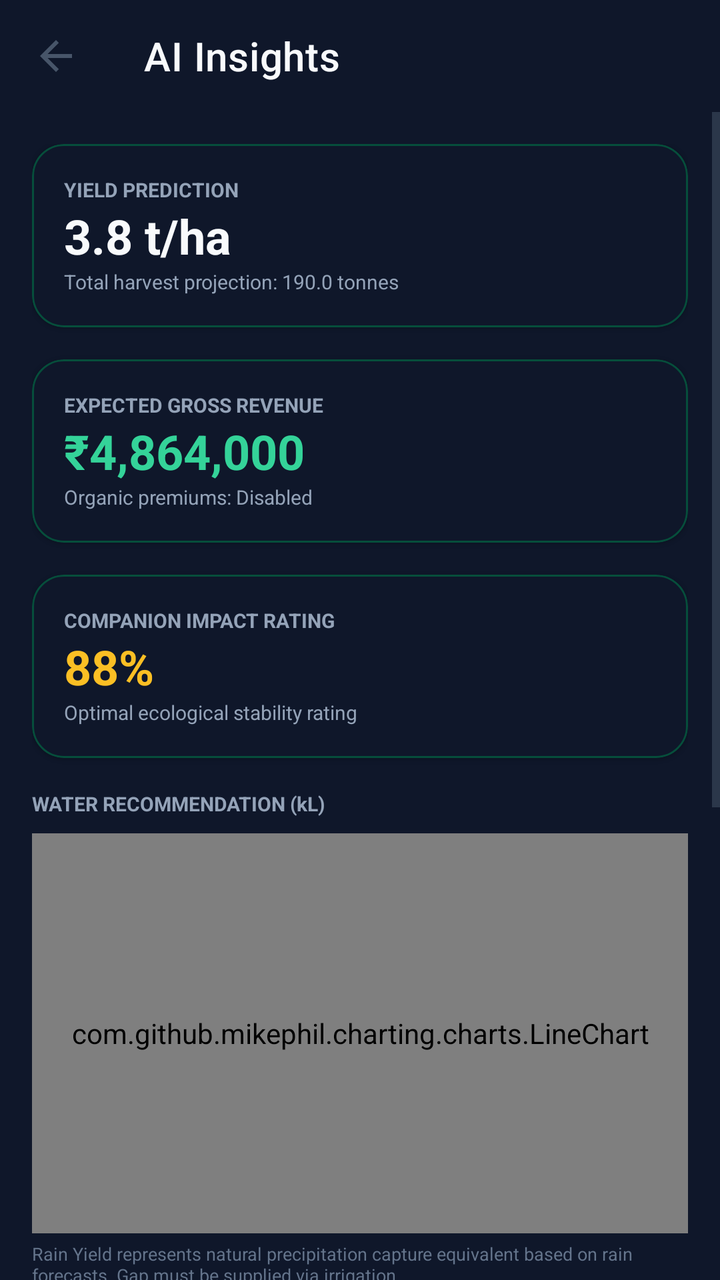
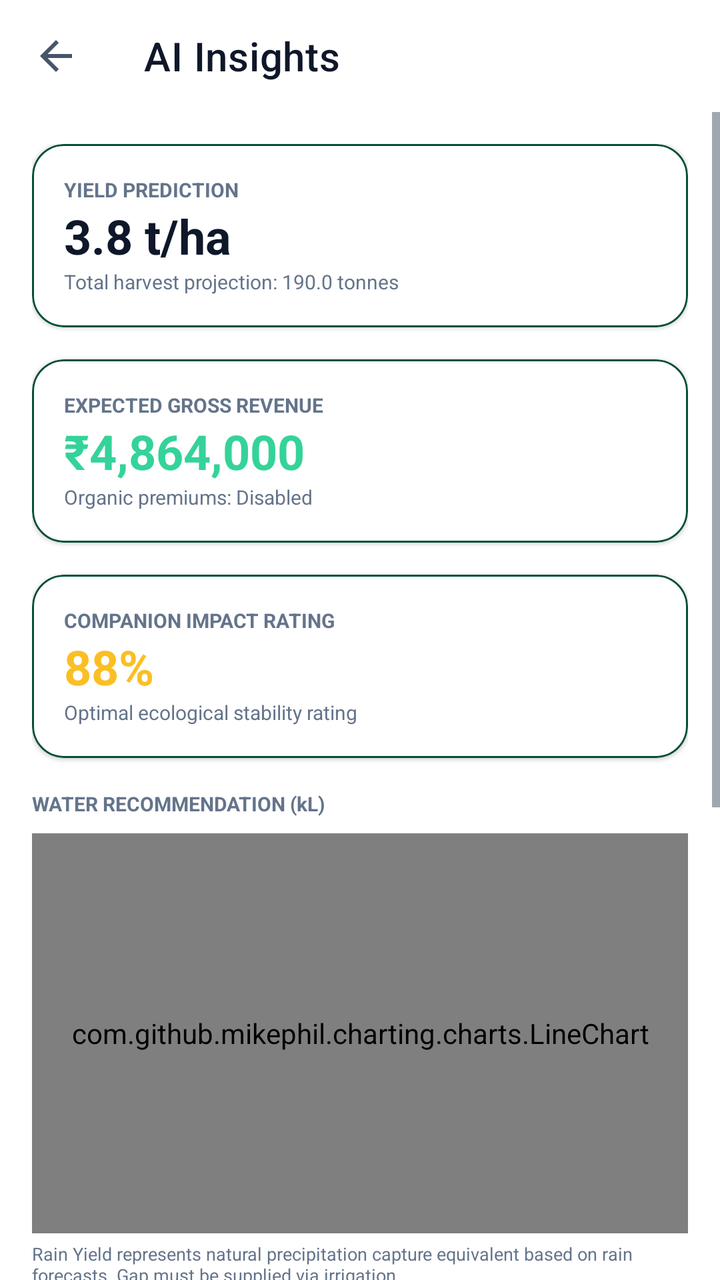

An Android layout rendered at two revisions. The XML below is the earlier revision; the diff shows what the commit changed to produce the second picture.
<!-- AndroidManifest.xml: application theme AppTheme -->
<!-- res/layout/fragment_insights.xml -->
<?xml version="1.0" encoding="utf-8"?>
<androidx.constraintlayout.widget.ConstraintLayout xmlns:android="http://schemas.android.com/apk/res/android"
    xmlns:app="http://schemas.android.com/apk/res-auto"
    android:layout_width="match_parent"
    android:layout_height="match_parent"
    android:background="#0f172a">

    <com.google.android.material.appbar.AppBarLayout
        android:id="@+id/appBarLayout"
        android:layout_width="match_parent"
        android:layout_height="wrap_content"
        android:background="#0f172a"
        app:elevation="0dp"
        app:layout_constraintTop_toTopOf="parent">

        <androidx.appcompat.widget.Toolbar
            android:id="@+id/toolbar"
            android:layout_width="match_parent"
            android:layout_height="?attr/actionBarSize"
            app:title="AI Insights"
            app:titleTextColor="#f8fafc"
            app:navigationIcon="?attr/homeAsUpIndicator" />
    </com.google.android.material.appbar.AppBarLayout>

    <ScrollView
        android:layout_width="match_parent"
        android:layout_height="0dp"
        app:layout_constraintBottom_toBottomOf="parent"
        app:layout_constraintTop_toBottomOf="@id/appBarLayout">

        <LinearLayout
            android:layout_width="match_parent"
            android:layout_height="wrap_content"
            android:orientation="vertical"
            android:padding="16dp">

            
            <com.google.android.material.card.MaterialCardView
                android:layout_width="match_parent"
                android:layout_height="wrap_content"
                android:layout_marginBottom="16dp"
                app:cardBackgroundColor="#0f172a"
                app:cardCornerRadius="16dp"
                app:strokeColor="#064e3b"
                app:strokeWidth="1dp">
                <LinearLayout
                    android:layout_width="match_parent"
                    android:layout_height="wrap_content"
                    android:orientation="vertical"
                    android:padding="16dp">
                    <TextView
                        android:layout_width="wrap_content"
                        android:layout_height="wrap_content"
                        android:text="YIELD PREDICTION"
                        android:textColor="#94a3b8"
                        android:textSize="10sp"
                        android:textStyle="bold" />
                    <TextView
                        android:id="@+id/tvYield"
                        android:layout_width="wrap_content"
                        android:layout_height="wrap_content"
                        android:text="3.8 t/ha"
                        android:textColor="#f8fafc"
                        android:textSize="24sp"
                        android:textStyle="bold" />
                    <TextView
                        android:id="@+id/tvTotalYield"
                        android:layout_width="wrap_content"
                        android:layout_height="wrap_content"
                        android:text="Total harvest projection: 190.0 tonnes"
                        android:textColor="#94a3b8"
                        android:textSize="10sp" />
                </LinearLayout>
            </com.google.android.material.card.MaterialCardView>

            
            <com.google.android.material.card.MaterialCardView
                android:layout_width="match_parent"
                android:layout_height="wrap_content"
                android:layout_marginBottom="16dp"
                app:cardBackgroundColor="#0f172a"
                app:cardCornerRadius="16dp"
                app:strokeColor="#064e3b"
                app:strokeWidth="1dp">
                <LinearLayout
                    android:layout_width="match_parent"
                    android:layout_height="wrap_content"
                    android:orientation="vertical"
                    android:padding="16dp">
                    <TextView
                        android:layout_width="wrap_content"
                        android:layout_height="wrap_content"
                        android:text="EXPECTED GROSS REVENUE"
                        android:textColor="#94a3b8"
                        android:textSize="10sp"
                        android:textStyle="bold" />
                    <TextView
                        android:id="@+id/tvRevenue"
                        android:layout_width="wrap_content"
                        android:layout_height="wrap_content"
                        android:text="₹4,864,000"
                        android:textColor="#34d399"
                        android:textSize="24sp"
                        android:textStyle="bold" />
                    <TextView
                        android:id="@+id/tvPremium"
                        android:layout_width="wrap_content"
                        android:layout_height="wrap_content"
                        android:text="Organic premiums: Disabled"
                        android:textColor="#94a3b8"
                        android:textSize="10sp" />
                </LinearLayout>
            </com.google.android.material.card.MaterialCardView>

            
            <com.google.android.material.card.MaterialCardView
                android:layout_width="match_parent"
                android:layout_height="wrap_content"
                android:layout_marginBottom="16dp"
                app:cardBackgroundColor="#0f172a"
                app:cardCornerRadius="16dp"
                app:strokeColor="#064e3b"
                app:strokeWidth="1dp">
                <LinearLayout
                    android:layout_width="match_parent"
                    android:layout_height="wrap_content"
                    android:orientation="vertical"
                    android:padding="16dp">
                    <TextView
                        android:layout_width="wrap_content"
                        android:layout_height="wrap_content"
                        android:text="COMPANION IMPACT RATING"
                        android:textColor="#94a3b8"
                        android:textSize="10sp"
                        android:textStyle="bold" />
                    <TextView
                        android:id="@+id/tvCompanionImpact"
                        android:layout_width="wrap_content"
                        android:layout_height="wrap_content"
                        android:text="88%"
                        android:textColor="#fbbf24"
                        android:textSize="24sp"
                        android:textStyle="bold" />
                    <TextView
                        android:layout_width="wrap_content"
                        android:layout_height="wrap_content"
                        android:text="Optimal ecological stability rating"
                        android:textColor="#94a3b8"
                        android:textSize="10sp" />
                </LinearLayout>
            </com.google.android.material.card.MaterialCardView>

            
            <TextView
                android:layout_width="wrap_content"
                android:layout_height="wrap_content"
                android:text="WATER RECOMMENDATION (kL)"
                android:textColor="#94a3b8"
                android:textSize="10sp"
                android:textStyle="bold"
                android:layout_marginBottom="8dp"/>
            
            <com.github.mikephil.charting.charts.LineChart
                android:id="@+id/waterLineChart"
                android:layout_width="match_parent"
                android:layout_height="200dp"
                android:layout_marginBottom="4dp" />
                
            <TextView
                android:layout_width="wrap_content"
                android:layout_height="wrap_content"
                android:text="Rain Yield represents natural precipitation capture equivalent based on rain forecasts. Gap must be supplied via irrigation."
                android:textColor="#64748b"
                android:textSize="9sp"
                android:layout_marginBottom="16dp"/>

            
            <TextView
                android:layout_width="wrap_content"
                android:layout_height="wrap_content"
                android:text="BIOLOGICAL RISK ASSESSMENT"
                android:textColor="#94a3b8"
                android:textSize="10sp"
                android:textStyle="bold"
                android:layout_marginBottom="8dp"/>
                
            <LinearLayout
                android:layout_width="match_parent"
                android:layout_height="wrap_content"
                android:orientation="horizontal"
                android:weightSum="2"
                android:layout_marginBottom="8dp">
                
                <LinearLayout
                    android:layout_width="0dp"
                    android:layout_height="wrap_content"
                    android:layout_weight="1"
                    android:orientation="vertical"
                    android:gravity="center">
                    <ProgressBar
                        android:id="@+id/pestRiskProgress"
                        style="?android:attr/progressBarStyleHorizontal"
                        android:layout_width="80dp"
                        android:layout_height="80dp"
                        android:progressDrawable="@drawable/bg_nutrient_progress"
                        android:max="100"
                        android:progress="65" />
                    <TextView
                        android:layout_width="wrap_content"
                        android:layout_height="wrap_content"
                        android:text="Pest Risk"
                        android:textColor="#f8fafc"
                        android:textSize="12sp" />
                </LinearLayout>

                <LinearLayout
                    android:layout_width="0dp"
                    android:layout_height="wrap_content"
                    android:layout_weight="1"
                    android:orientation="vertical"
                    android:gravity="center">
                    <ProgressBar
                        android:id="@+id/diseaseRiskProgress"
                        style="?android:attr/progressBarStyleHorizontal"
                        android:layout_width="80dp"
                        android:layout_height="80dp"
                        android:progressDrawable="@drawable/bg_nutrient_progress"
                        android:max="100"
                        android:progress="45" />
                    <TextView
                        android:layout_width="wrap_content"
                        android:layout_height="wrap_content"
                        android:text="Disease Risk"
                        android:textColor="#f8fafc"
                        android:textSize="12sp" />
                </LinearLayout>
            </LinearLayout>

            <LinearLayout
                android:layout_width="match_parent"
                android:layout_height="wrap_content"
                android:orientation="vertical"
                android:background="#020617"
                android:padding="12dp"
                android:layout_marginBottom="16dp">
                <TextView
                    android:layout_width="wrap_content"
                    android:layout_height="wrap_content"
                    android:text="WEATHER IMPACT"
                    android:textColor="#cbd5e1"
                    android:textSize="9sp"
                    android:textStyle="bold" />
                <TextView
                    android:id="@+id/tvWeatherImpact"
                    android:layout_width="wrap_content"
                    android:layout_height="wrap_content"
                    android:text="Elevated humidity levels combined with temperature spikes stimulate pest propagation cycles. Keep companion traps in place."
                    android:textColor="#64748b"
                    android:textSize="10sp"
                    android:layout_marginTop="4dp"/>
            </LinearLayout>

            
            <com.google.android.material.card.MaterialCardView
                android:layout_width="match_parent"
                android:layout_height="wrap_content"
                android:layout_marginBottom="16dp"
                app:cardBackgroundColor="#022c22"
                app:cardCornerRadius="16dp"
                app:strokeColor="#065f46"
                app:strokeWidth="1dp">
                <LinearLayout
                    android:layout_width="match_parent"
                    android:layout_height="wrap_content"
                    android:orientation="vertical"
                    android:padding="16dp">
                    <TextView
                        android:layout_width="wrap_content"
                        android:layout_height="wrap_content"
                        android:text="NUTRIENT RECOMMENDATION"
                        android:textColor="#e2e8f0"
                        android:textSize="12sp"
                        android:textStyle="bold" />
                    <TextView
                        android:layout_width="wrap_content"
                        android:layout_height="wrap_content"
                        android:text="Based on soil chemistry profiles, a Nitrogen deficit is expected in 14 days unless organic topdressing is applied."
                        android:textColor="#94a3b8"
                        android:textSize="10sp"
                        android:layout_marginTop="4dp"
                        android:layout_marginBottom="12dp"/>
                    <Button
                        android:id="@+id/btnOpenNutrientGuide"
                        android:layout_width="wrap_content"
                        android:layout_height="wrap_content"
                        android:text="OPEN NUTRIENT GUIDE"
                        android:textSize="10sp"
                        android:textColor="#34d399"
                        android:backgroundTint="#064e3b" />
                </LinearLayout>
            </com.google.android.material.card.MaterialCardView>

        </LinearLayout>
    </ScrollView>
</androidx.constraintlayout.widget.ConstraintLayout>
<!-- resources referenced by this layout -->
<resources>
  <!-- drawable bg_nutrient_progress (drawable) -->
  <?xml version="1.0" encoding="utf-8"?>
  <layer-list xmlns:android="http://schemas.android.com/apk/res/android">
      <item android:id="@android:id/background">
          <shape>
              <corners android:radius="4dp" />
              <solid android:color="#0f172a" />
          </shape>
      </item>
      <item android:id="@android:id/progress">
          <clip>
              <shape>
                  <corners android:radius="4dp" />
                  <solid android:color="#10b981" />
              </shape>
          </clip>
      </item>
  </layer-list>
  <style name="AppTheme" parent="Theme.MaterialComponents.DayNight.NoActionBar">
          <item name="colorPrimary">@color/colorPrimary</item>
          <item name="colorPrimaryDark">@color/colorPrimaryDark</item>
          <item name="colorAccent">@color/colorAccent</item>
          <item name="android:windowBackground">@color/colorBackground</item>
          <item name="android:statusBarColor">@color/colorBackground</item>
          <item name="android:navigationBarColor">@color/colorBottomNav</item>
          <item name="android:textColorPrimary">@color/colorTextPrimary</item>
          <item name="android:textColorSecondary">@color/colorTextSecondary</item>
          <item name="elevationOverlayEnabled">false</item>
      </style>
  <color name="colorPrimary">#059669</color>
  <color name="colorPrimaryDark">#047857</color>
  <color name="colorAccent">#10B981</color>
  <color name="colorBackground">#F8FAFC</color>
  <color name="colorBottomNav">#FFFFFF</color>
  <color name="colorTextPrimary">#0F172A</color>
  <color name="colorTextSecondary">#475569</color>
</resources>

<!-- the commit's change to res/layout/fragment_insights.xml (unified diff, before → after) -->
@@ -3,13 +3,13 @@
     xmlns:app="http://schemas.android.com/apk/res-auto"
     android:layout_width="match_parent"
     android:layout_height="match_parent"
-    android:background="#0f172a">
+    android:background="@color/colorSurface">
 
     <com.google.android.material.appbar.AppBarLayout
         android:id="@+id/appBarLayout"
         android:layout_width="match_parent"
         android:layout_height="wrap_content"
-        android:background="#0f172a"
+        android:background="@color/colorSurface"
         app:elevation="0dp"
         app:layout_constraintTop_toTopOf="parent">
 
@@ -18,7 +18,7 @@
             android:layout_width="match_parent"
             android:layout_height="?attr/actionBarSize"
             app:title="AI Insights"
-            app:titleTextColor="#f8fafc"
+            app:titleTextColor="@color/colorTextPrimary"
             app:navigationIcon="?attr/homeAsUpIndicator" />
     </com.google.android.material.appbar.AppBarLayout>
 
@@ -39,7 +39,7 @@
                 android:layout_width="match_parent"
                 android:layout_height="wrap_content"
                 android:layout_marginBottom="16dp"
-                app:cardBackgroundColor="#0f172a"
+                app:cardBackgroundColor="@color/colorSurface"
                 app:cardCornerRadius="16dp"
                 app:strokeColor="#064e3b"
                 app:strokeWidth="1dp">
@@ -52,7 +52,7 @@
                         android:layout_width="wrap_content"
                         android:layout_height="wrap_content"
                         android:text="YIELD PREDICTION"
-                        android:textColor="#94a3b8"
+                        android:textColor="@color/colorTextMuted"
                         android:textSize="10sp"
                         android:textStyle="bold" />
                     <TextView
@@ -60,7 +60,7 @@
                         android:layout_width="wrap_content"
                         android:layout_height="wrap_content"
                         android:text="3.8 t/ha"
-                        android:textColor="#f8fafc"
+                        android:textColor="@color/colorTextPrimary"
                         android:textSize="24sp"
                         android:textStyle="bold" />
                     <TextView
@@ -68,7 +68,7 @@
                         android:layout_width="wrap_content"
                         android:layout_height="wrap_content"
                         android:text="Total harvest projection: 190.0 tonnes"
-                        android:textColor="#94a3b8"
+                        android:textColor="@color/colorTextMuted"
                         android:textSize="10sp" />
                 </LinearLayout>
             </com.google.android.material.card.MaterialCardView>
@@ -78,7 +78,7 @@
                 android:layout_width="match_parent"
                 android:layout_height="wrap_content"
                 android:layout_marginBottom="16dp"
-                app:cardBackgroundColor="#0f172a"
+                app:cardBackgroundColor="@color/colorSurface"
                 app:cardCornerRadius="16dp"
                 app:strokeColor="#064e3b"
                 app:strokeWidth="1dp">
@@ -91,7 +91,7 @@
                         android:layout_width="wrap_content"
                         android:layout_height="wrap_content"
                         android:text="EXPECTED GROSS REVENUE"
-                        android:textColor="#94a3b8"
+                        android:textColor="@color/colorTextMuted"
                         android:textSize="10sp"
                         android:textStyle="bold" />
                     <TextView
@@ -107,7 +107,7 @@
                         android:layout_width="wrap_content"
                         android:layout_height="wrap_content"
                         android:text="Organic premiums: Disabled"
-                        android:textColor="#94a3b8"
+                        android:textColor="@color/colorTextMuted"
                         android:textSize="10sp" />
                 </LinearLayout>
             </com.google.android.material.card.MaterialCardView>
@@ -117,7 +117,7 @@
                 android:layout_width="match_parent"
                 android:layout_height="wrap_content"
                 android:layout_marginBottom="16dp"
-                app:cardBackgroundColor="#0f172a"
+                app:cardBackgroundColor="@color/colorSurface"
                 app:cardCornerRadius="16dp"
                 app:strokeColor="#064e3b"
                 app:strokeWidth="1dp">
@@ -130,7 +130,7 @@
                         android:layout_width="wrap_content"
                         android:layout_height="wrap_content"
                         android:text="COMPANION IMPACT RATING"
-                        android:textColor="#94a3b8"
+                        android:textColor="@color/colorTextMuted"
                         android:textSize="10sp"
                         android:textStyle="bold" />
                     <TextView
@@ -145,7 +145,7 @@
                         android:layout_width="wrap_content"
                         android:layout_height="wrap_content"
                         android:text="Optimal ecological stability rating"
-                        android:textColor="#94a3b8"
+                        android:textColor="@color/colorTextMuted"
                         android:textSize="10sp" />
                 </LinearLayout>
             </com.google.android.material.card.MaterialCardView>
@@ -155,7 +155,7 @@
                 android:layout_width="wrap_content"
                 android:layout_height="wrap_content"
                 android:text="WATER RECOMMENDATION (kL)"
-                android:textColor="#94a3b8"
+                android:textColor="@color/colorTextMuted"
                 android:textSize="10sp"
                 android:textStyle="bold"
                 android:layout_marginBottom="8dp"/>
@@ -170,7 +170,7 @@
                 android:layout_width="wrap_content"
                 android:layout_height="wrap_content"
                 android:text="Rain Yield represents natural precipitation capture equivalent based on rain forecasts. Gap must be supplied via irrigation."
-                android:textColor="#64748b"
+                android:textColor="@color/colorTextMuted"
                 android:textSize="9sp"
                 android:layout_marginBottom="16dp"/>
 
@@ -179,7 +179,7 @@
                 android:layout_width="wrap_content"
                 android:layout_height="wrap_content"
                 android:text="BIOLOGICAL RISK ASSESSMENT"
-                android:textColor="#94a3b8"
+                android:textColor="@color/colorTextMuted"
                 android:textSize="10sp"
                 android:textStyle="bold"
                 android:layout_marginBottom="8dp"/>
@@ -209,7 +209,7 @@
                         android:layout_width="wrap_content"
                         android:layout_height="wrap_content"
                         android:text="Pest Risk"
-                        android:textColor="#f8fafc"
+                        android:textColor="@color/colorTextPrimary"
                         android:textSize="12sp" />
                 </LinearLayout>
 
@@ -231,7 +231,7 @@
                         android:layout_width="wrap_content"
                         android:layout_height="wrap_content"
                         android:text="Disease Risk"
-                        android:textColor="#f8fafc"
+                        android:textColor="@color/colorTextPrimary"
                         android:textSize="12sp" />
                 </LinearLayout>
             </LinearLayout>
@@ -240,14 +240,14 @@
                 android:layout_width="match_parent"
                 android:layout_height="wrap_content"
                 android:orientation="vertical"
-                android:background="#020617"
+                android:background="@color/colorBackground"
                 android:padding="12dp"
                 android:layout_marginBottom="16dp">
                 <TextView
                     android:layout_width="wrap_content"
                     android:layout_height="wrap_content"
                     android:text="WEATHER IMPACT"
-                    android:textColor="#cbd5e1"
+                    android:textColor="@color/colorTextSecondary"
                     android:textSize="9sp"
                     android:textStyle="bold" />
                 <TextView
@@ -255,7 +255,7 @@
                     android:layout_width="wrap_content"
                     android:layout_height="wrap_content"
                     android:text="Elevated humidity levels combined with temperature spikes stimulate pest propagation cycles. Keep companion traps in place."
-                    android:textColor="#64748b"
+                    android:textColor="@color/colorTextMuted"
                     android:textSize="10sp"
                     android:layout_marginTop="4dp"/>
             </LinearLayout>
@@ -278,14 +278,14 @@
                         android:layout_width="wrap_content"
                         android:layout_height="wrap_content"
                         android:text="NUTRIENT RECOMMENDATION"
-                        android:textColor="#e2e8f0"
+                        android:textColor="@color/colorTextPrimary"
                         android:textSize="12sp"
                         android:textStyle="bold" />
                     <TextView
                         android:layout_width="wrap_content"
                         android:layout_height="wrap_content"
                         android:text="Based on soil chemistry profiles, a Nitrogen deficit is expected in 14 days unless organic topdressing is applied."
-                        android:textColor="#94a3b8"
+                        android:textColor="@color/colorTextMuted"
                         android:textSize="10sp"
                         android:layout_marginTop="4dp"
                         android:layout_marginBottom="12dp"/>
<!-- resource entries referenced after the edit -->
@@ -33,6 +33,8 @@
   <color name="colorPrimaryDark">#047857</color>
   <color name="colorAccent">#10B981</color>
   <color name="colorBackground">#F8FAFC</color>
+  <color name="colorSurface">#FFFFFF</color>
+  <color name="colorTextMuted">#64748B</color>
   <color name="colorBottomNav">#FFFFFF</color>
   <color name="colorTextPrimary">#0F172A</color>
   <color name="colorTextSecondary">#475569</color>
